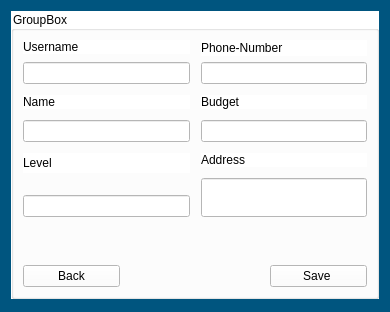
The window that Login_And_Admin/changeprofile.ui (AP-projects-4001/esm-nadarim) describes before a commit, drawn with Qt 5.
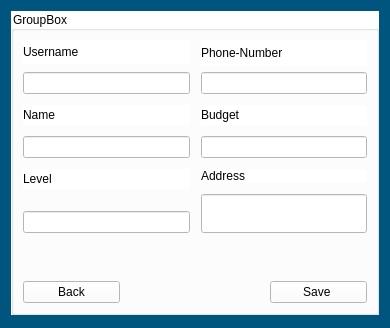
The same window after the commit.

What changed in the file:
```diff
--- a/Login_And_Admin/changeprofile.ui
+++ b/Login_And_Admin/changeprofile.ui
@@ -7,9 +7,21 @@
     <x>0</x>
     <y>0</y>
     <width>390</width>
-    <height>291</height>
+    <height>328</height>
    </rect>
   </property>
+  <property name="minimumSize">
+   <size>
+    <width>390</width>
+    <height>328</height>
+   </size>
+  </property>
+  <property name="maximumSize">
+   <size>
+    <width>390</width>
+    <height>328</height>
+   </size>
+  </property>
   <property name="windowTitle">
    <string>Form</string>
   </property>
```
